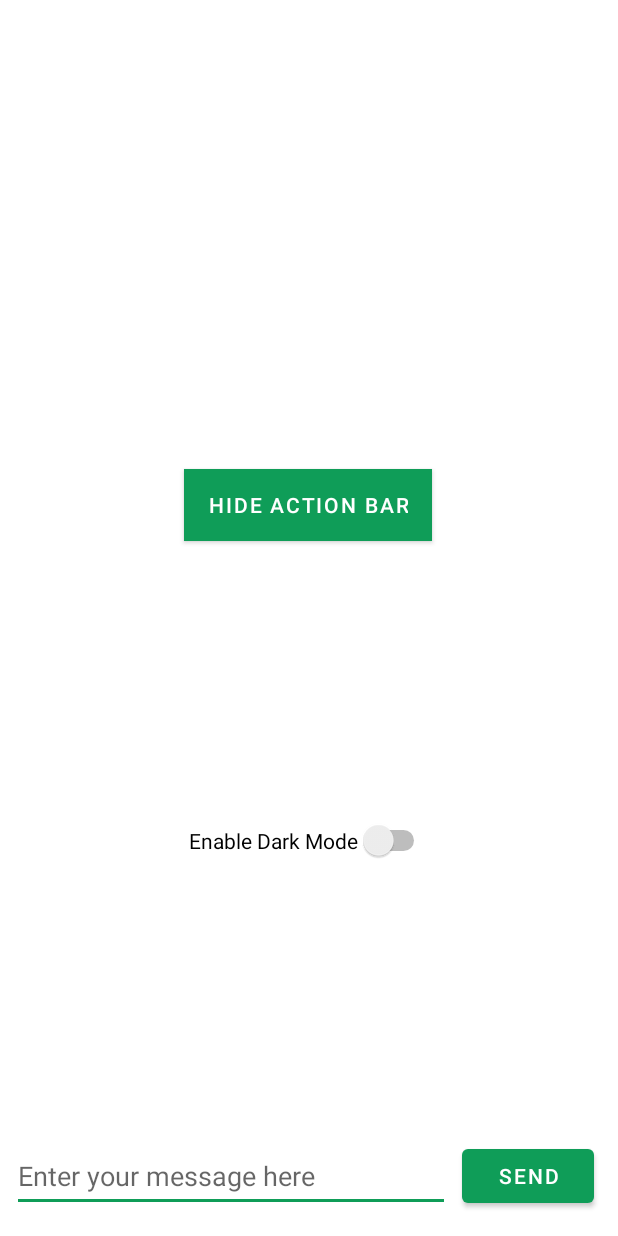
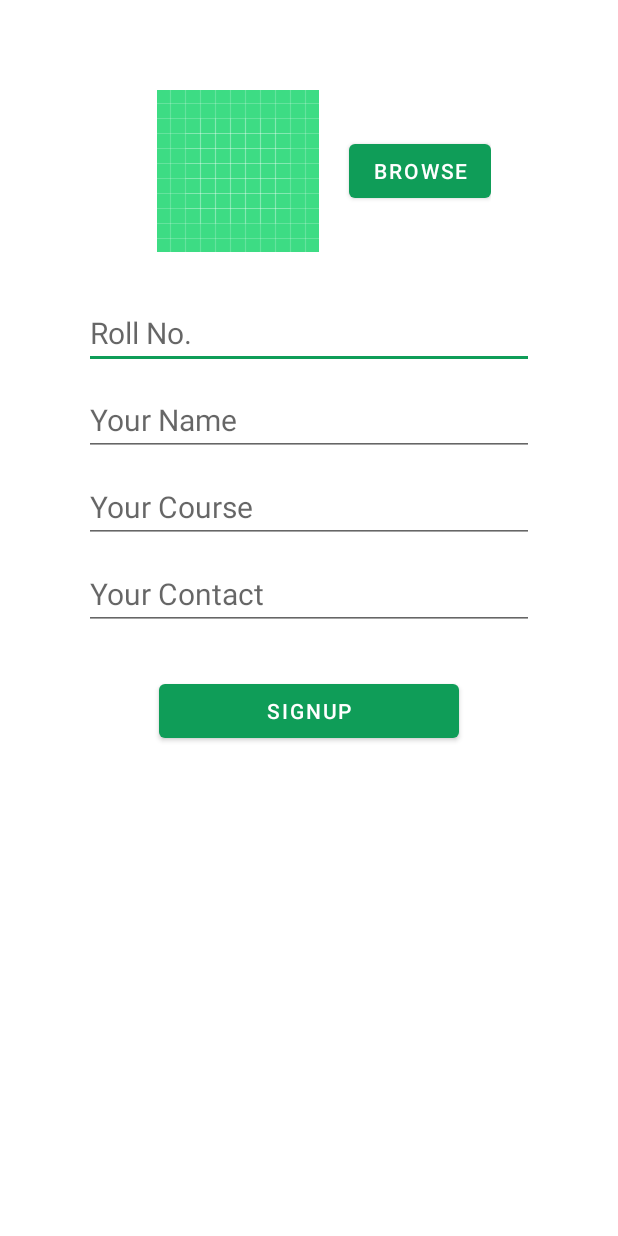
Before and after one commit to CodyNeeraj/Pegasus, an Android app: the layout activity_main.xml on its own in the app's theme, with its tools: preview values and no code run, on a phone screen of 412 x 824 dp. Run offline under Robolectric (Android 15) with nearby library versions, the phone set to English and light mode, and no system bars.

Commit message:
updated main layout to upload and transfer user data to the firebase

```diff
--- a/app/build.gradle
+++ b/app/build.gradle
@@ -29,12 +29,19 @@ android {
 }
 
 dependencies {
+    // Import the BoM for the Firebase platform
+    implementation platform('com.google.firebase:firebase-bom:28.4.0')
+    implementation 'com.google.firebase:firebase-database'
+    implementation 'com.google.firebase:firebase-auth'
+    implementation 'com.google.firebase:firebase-storage'
 
     implementation 'androidx.appcompat:appcompat:1.3.1'
     implementation 'com.google.android.material:material:1.4.0'
     implementation 'androidx.constraintlayout:constraintlayout:2.1.0'
     implementation 'androidx.legacy:legacy-support-v4:1.0.0'
-    implementation 'com.google.firebase:firebase-database:20.0.1'
+
+    implementation 'com.karumi:dexter:6.2.3'
+
     testImplementation 'junit:junit:4.+'
     androidTestImplementation 'androidx.test.ext:junit:1.1.3'
     androidTestImplementation 'androidx.test.espresso:espresso-core:3.4.0'
--- a/app/src/main/res/layout/activity_main.xml
+++ b/app/src/main/res/layout/activity_main.xml
@@ -1,85 +1,76 @@
 <?xml version="1.0" encoding="utf-8"?>
-<androidx.constraintlayout.widget.ConstraintLayout xmlns:android="http://schemas.android.com/apk/res/android"
+<androidx.appcompat.widget.LinearLayoutCompat xmlns:android="http://schemas.android.com/apk/res/android"
     xmlns:app="http://schemas.android.com/apk/res-auto"
     xmlns:tools="http://schemas.android.com/tools"
     android:layout_width="match_parent"
     android:layout_height="match_parent"
+    android:orientation="vertical"
+    android:gravity="center_horizontal"
     tools:context=".MainActivity">
 
-    <TextView
-        android:id="@+id/text_header_reply"
+    <LinearLayout
         android:layout_width="wrap_content"
         android:layout_height="wrap_content"
-        android:layout_marginLeft="8dp"
-        android:layout_marginTop="16dp"
-        android:text="Reply Recieved:"
-        android:textAppearance="@style/TextAppearance.AppCompat.Medium"
-        android:textSize="20sp"
-        android:textStyle="bold"
-        android:visibility="invisible"
-        app:layout_constraintStart_toStartOf="parent"
-        app:layout_constraintTop_toTopOf="parent" />
+        android:layout_marginTop="40dp"
+        android:orientation="horizontal">
 
-    <TextView
-        android:id="@+id/text_message_reply"
-        android:layout_width="wrap_content"
+        <ImageView
+            android:id="@+id/img"
+            android:layout_width="wrap_content"
+            android:layout_height="wrap_content"
+            android:layout_margin="20dp"
+            app:srcCompat="@drawable/ic_launcher_background" />
+        <Button
+            android:layout_width="wrap_content"
+            android:layout_height="wrap_content"
+            android:id="@+id/browse"
+            android:layout_gravity="center_vertical"
+            android:textAllCaps="true"
+            android:text="Browse"/>
+    </LinearLayout>
+
+    <EditText
+        android:layout_width="300dp"
         android:layout_height="wrap_content"
-        android:layout_marginLeft="8dp"
-        android:layout_marginTop="8dp"
-        android:textSize="10sp"
-        android:visibility="invisible"
-        app:layout_constraintStart_toStartOf="parent"
-        app:layout_constraintTop_toBottomOf="@+id/text_header_reply" />
+        android:id="@+id/t4"
+        android:hint="Roll No."
+        android:textColor="#000"
+        android:layout_marginTop="10dp"
+        android:textSize="20sp"/>
+
+    <EditText
+        android:layout_width="300dp"
+        android:layout_height="wrap_content"
+        android:id="@+id/t1"
+        android:hint="Your Name"
+        android:textColor="#000"
+        android:layout_marginTop="10dp"
+        android:textSize="20sp"/>
+
+    <EditText
+        android:layout_width="300dp"
+        android:layout_height="wrap_content"
+        android:id="@+id/t2"
+        android:hint="Your Course"
+        android:textColor="#000"
+        android:layout_marginTop="10dp"
+        android:textSize="20sp"/>
+
+    <EditText
+        android:layout_width="300dp"
+        android:layout_height="wrap_content"
+        android:id="@+id/t3"
+        android:hint="Your Contact"
+        android:textColor="#000"
+        android:layout_marginTop="10dp"
+        android:textSize="20sp"/>
 
     <Button
-        android:id="@+id/button_main"
-        android:layout_width="wrap_content"
+        android:layout_width="200dp"
         android:layout_height="wrap_content"
-        android:layout_marginRight="16dp"
-        android:layout_marginBottom="16dp"
-        android:onClick="launchSecondActivity"
-        android:text="Send"
-        app:layout_constraintBottom_toBottomOf="parent"
-        app:layout_constraintRight_toRightOf="parent" />
+        android:layout_marginTop="30dp"
+        android:textColor="#fff"
+        android:id="@+id/upload"
+        android:text="Signup"/>
 
-    <EditText
-        android:id="@+id/editText_main"
-        android:layout_width="0dp"
-        android:layout_height="wrap_content"
-        android:layout_marginStart="8dp"
-        android:layout_marginEnd="8dp"
-        android:layout_marginBottom="16dp"
-        android:ems="10"
-        android:hint="Enter your message here"
-        android:inputType="textLongMessage"
-        android:minHeight="48dp"
-        app:layout_constraintBottom_toBottomOf="parent"
-        app:layout_constraintEnd_toStartOf="@+id/button_main"
-        app:layout_constraintStart_toStartOf="parent" />
-
-    <Button
-        android:id="@+id/hideMainBar"
-        android:layout_width="wrap_content"
-        android:layout_height="wrap_content"
-        android:background="@color/purple_200"
-        android:onClick="hideComponents"
-        android:text="Hide Action Bar"
-        app:layout_constraintBottom_toBottomOf="parent"
-        app:layout_constraintEnd_toEndOf="parent"
-        app:layout_constraintHorizontal_bias="0.498"
-        app:layout_constraintStart_toStartOf="parent"
-        app:layout_constraintTop_toTopOf="parent"
-        app:layout_constraintVertical_bias="0.403" />
-
-    <Switch
-        android:id="@+id/switch1"
-        android:layout_width="wrap_content"
-        android:layout_height="wrap_content"
-        android:text="Enable Dark Mode"
-        app:layout_constraintBottom_toTopOf="@+id/editText_main"
-        app:layout_constraintEnd_toEndOf="parent"
-        app:layout_constraintHorizontal_bias="0.5"
-        app:layout_constraintStart_toStartOf="parent"
-        app:layout_constraintTop_toBottomOf="@+id/hideMainBar" />
-
-</androidx.constraintlayout.widget.ConstraintLayout>
+</androidx.appcompat.widget.LinearLayoutCompat>
--- a/gradle.properties
+++ b/gradle.properties
@@ -17,3 +17,12 @@ org.gradle.jvmargs=-Xmx2048m -Dfile.encoding=UTF-8
 android.useAndroidX=true
 # Automatically convert third-party libraries to use AndroidX
 android.enableJetifier=true
+org.gradle.unsafe.configuration-cache=true
+
+# When configured, Gradle will run in incubating parallel mode.
+# This option should only be used with decoupled projects.
+org.gradle.parallel=true
+
+# When set to true the Gradle daemon is used to run the build. For local developer builds this is our favorite property.
+# The developer environment is optimized for speed and feedback so we nearly always run Gradle jobs with the daemon.
+org.gradle.daemon=true
```
